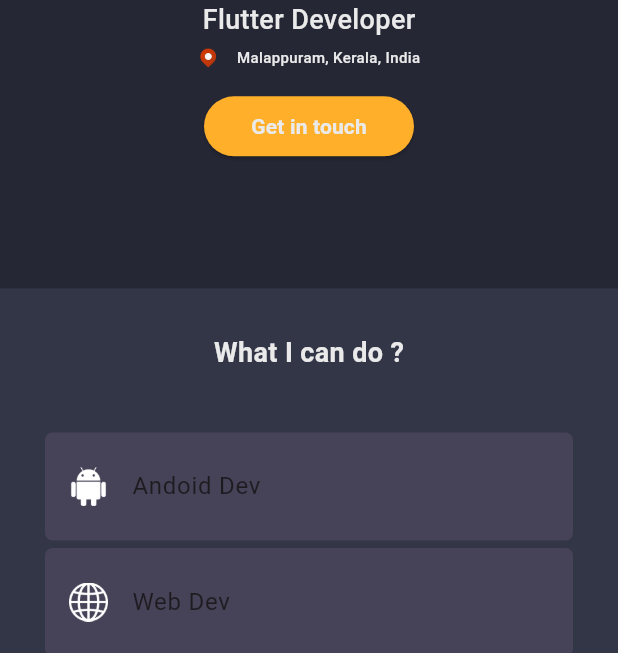
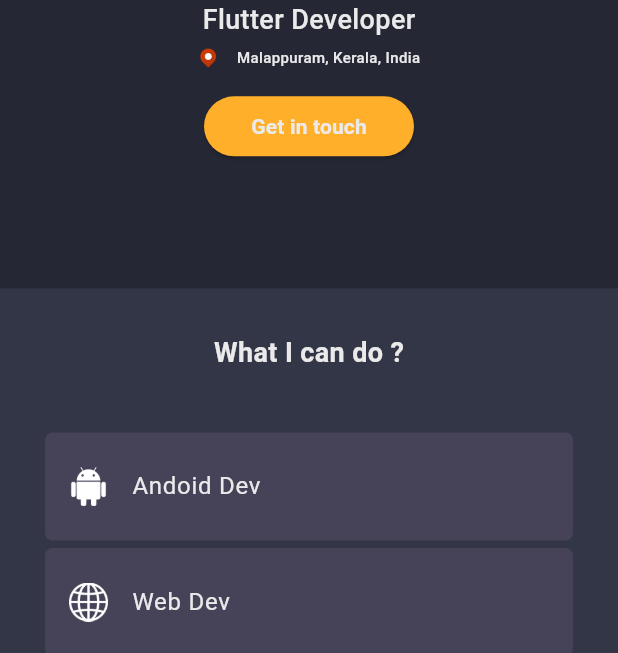
Before and after one commit to mohammed-swafvan/my_portfolio, a Flutter app: the screen it shows after launch, on a phone screen of 412 x 824 dp, the part 583-1236 px from its top. Run offline on Flutter 3.47's test engine with Material 3 defaults, Android fonts, the phone set to English and light mode, and no system bars; our stand-ins replace animate_do; missing offline and left inert: dart:js.

Commit message:
updated .gitignore

```diff
--- a/lib/widgets/skills_mobile.dart
+++ b/lib/widgets/skills_mobile.dart
@@ -43,7 +43,12 @@ class SkillsMobile extends StatelessWidget {
                         width: 26,
                         height: 26,
                       ),
-                      title: Text(SkillItems.platFormItems[i]["title"]),
+                      title: Text(
+                        SkillItems.platFormItems[i]["title"],
+                        style: const TextStyle(
+                          color: CustomColors.whitePrimary,
+                        ),
+                      ),
                     ),
                   ),
                 Heightwidth.hight40,
```
Also changed, not shown: 2 other files.
